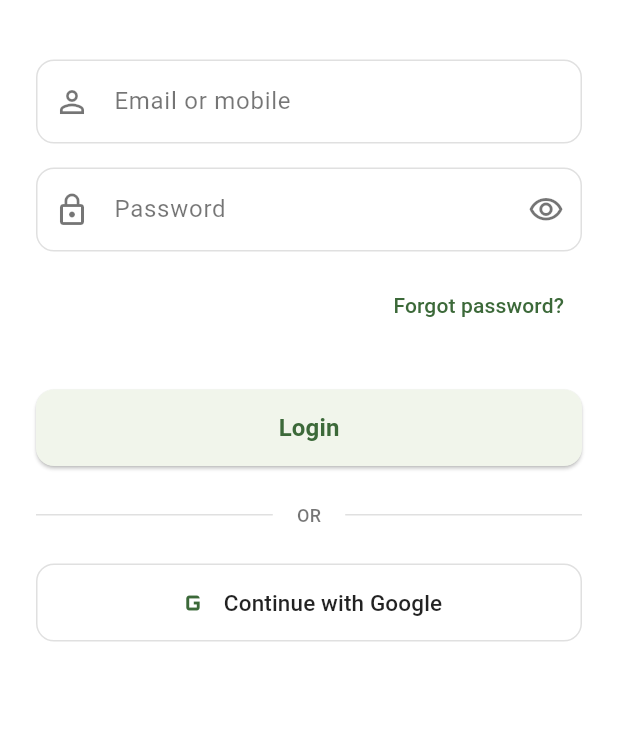
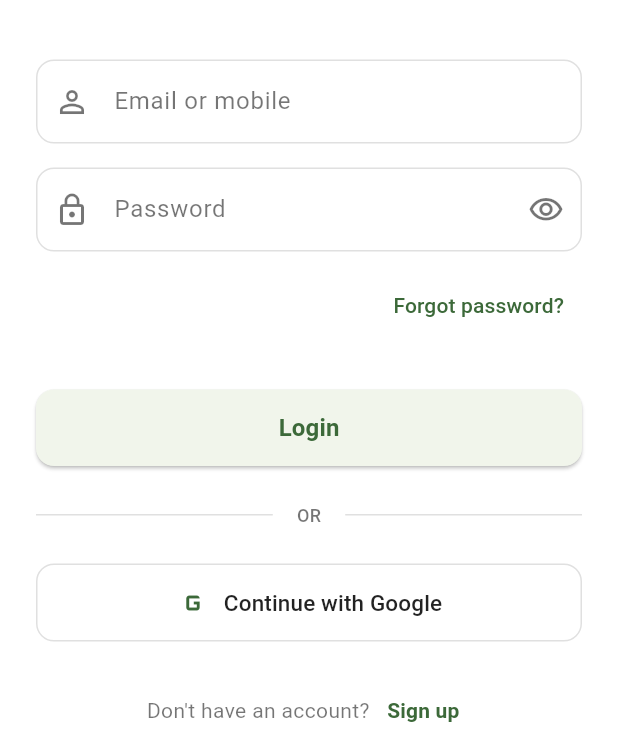
Before and after one commit to kxaviera/silah_app, a Flutter app: the screen it shows after launch, on a phone screen of 412 x 824 dp, the part 488-1236 px from its top. Run offline on Flutter 3.47's test engine with Material 3 defaults, Android fonts, the phone set to English and light mode, and no system bars; our stand-ins replace dio, firebase_core, firebase_messaging, flutter_local_notifications, google_sign_in, image_picker and 2 more; accounts and stored records are empty; network calls fail.

Commit message:
Add signup link/button to login screen

```diff
--- a/lib/ui/screens/login_screen.dart
+++ b/lib/ui/screens/login_screen.dart
@@ -7,6 +7,7 @@ import '../../core/socket_service.dart';
 import '../shell/app_shell.dart';
 import '../screens/complete_profile_screen.dart';
 import '../screens/safety_tutorial_screen.dart';
+import '../screens/signup_screen.dart';
 
 class LoginScreen extends StatefulWidget {
   const LoginScreen({super.key});
@@ -285,6 +286,37 @@ class _LoginScreenState extends State<LoginScreen> {
                   ),
                 ),
               ),
+              const SizedBox(height: 32),
+              Row(
+                mainAxisAlignment: MainAxisAlignment.center,
+                children: [
+                  Text(
+                    "Don't have an account? ",
+                    style: TextStyle(
+                      color: Colors.black54,
+                      fontSize: 14,
+                    ),
+                  ),
+                  TextButton(
+                    onPressed: () {
+                      Navigator.pushNamed(context, SignUpScreen.routeName);
+                    },
+                    style: TextButton.styleFrom(
+                      padding: const EdgeInsets.symmetric(horizontal: 8, vertical: 4),
+                      minimumSize: Size.zero,
+                      tapTargetSize: MaterialTapTargetSize.shrinkWrap,
+                    ),
+                    child: Text(
+                      'Sign up',
+                      style: TextStyle(
+                        fontSize: 14,
+                        fontWeight: FontWeight.w600,
+                        color: theme.colorScheme.primary,
+                      ),
+                    ),
+                  ),
+                ],
+              ),
               ],
             ),
           ),
```
